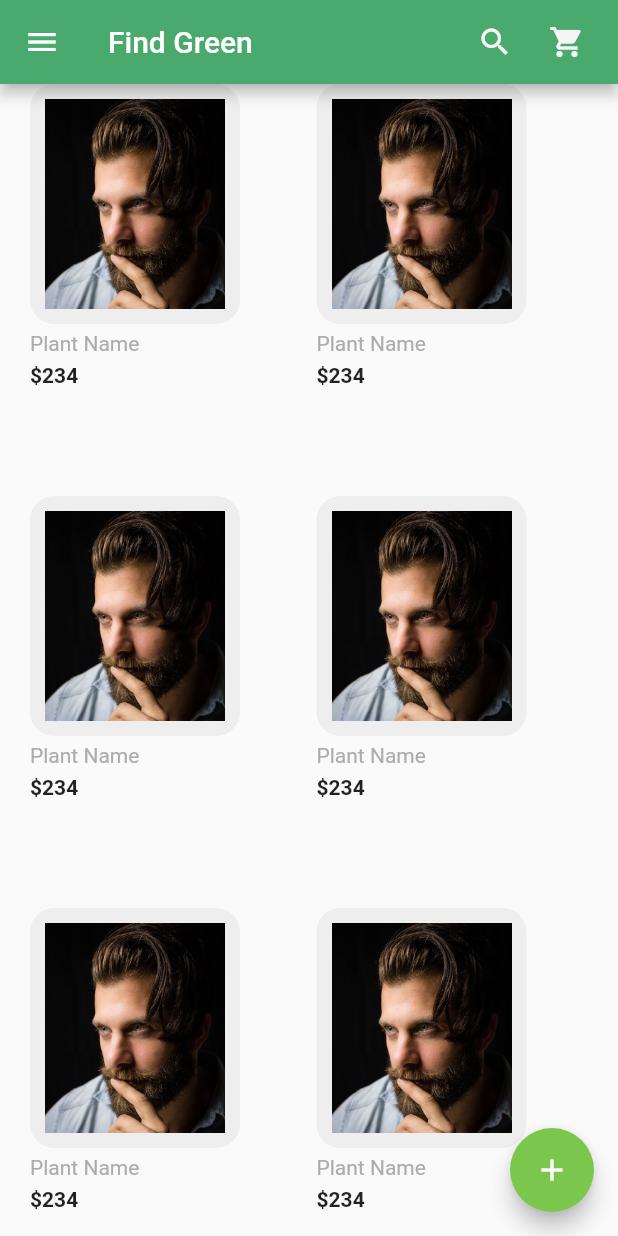
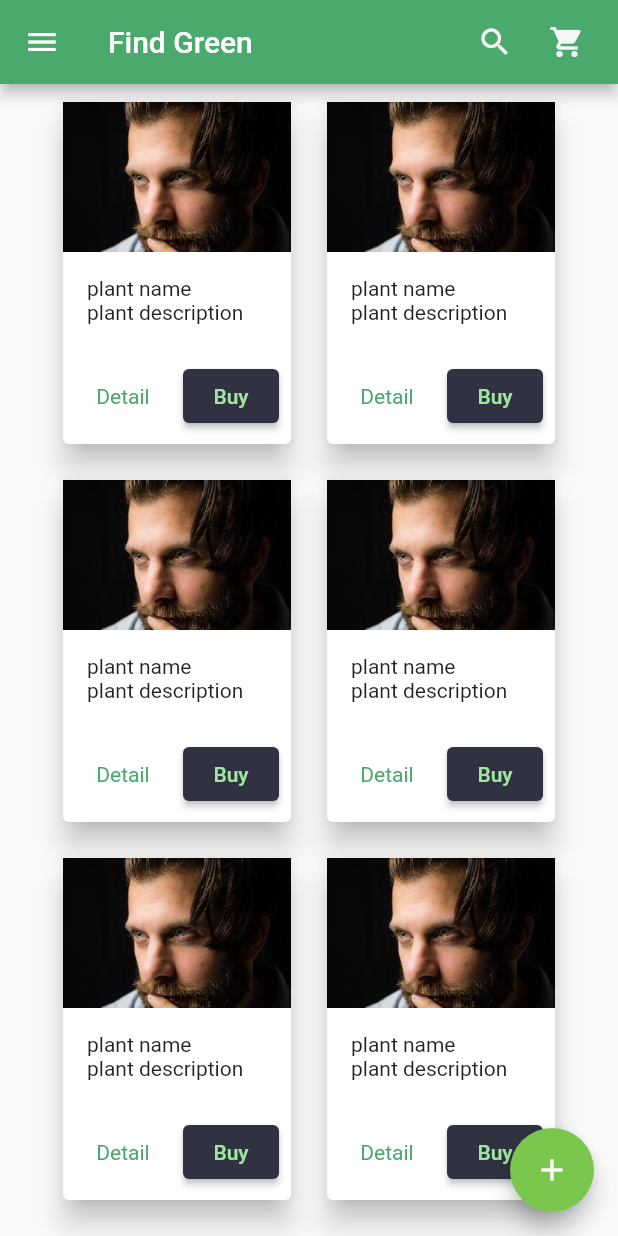
Before and after one commit to simreteabmekbib/flutter_app, a Flutter app: the screen it shows after launch, on a phone screen of 412 x 824 dp. Run offline on Flutter 3.47's test engine with Material 2 defaults, Android fonts, the phone set to English and light mode, and no system bars; our stand-ins replace google_fonts.

Commit message:
Rollback style

```diff
--- a/lib/dafaults/home.dart
+++ b/lib/dafaults/home.dart
@@ -10,30 +10,46 @@ class Home extends StatelessWidget {
   @override
   Widget build(BuildContext context) {
     return Scaffold(
-      body: Padding(
-        padding: EdgeInsets.fromLTRB(10, 0, 0, 0),
-        child: Container(
-          child: Padding(
-            padding: const EdgeInsets.symmetric(horizontal: 10),
-            child: GridView.builder(
-              itemCount: 10,
-              gridDelegate: SliverGridDelegateWithFixedCrossAxisCount(crossAxisCount: 2, childAspectRatio: 0.75, mainAxisSpacing: 20),
-              itemBuilder: (context, index) => buildCard(context, 'assets/images/profile.jpg'),
+      // body: Padding(
+      //   padding: EdgeInsets.fromLTRB(10, 0, 0, 0),
+      //   child: Container(
+      //     child: Padding(
+      //       padding: const EdgeInsets.symmetric(horizontal: 10),
+      //       child: GridView.builder(
+      //         itemCount: 10,
+      //         gridDelegate: SliverGridDelegateWithFixedCrossAxisCount(crossAxisCount: 2, childAspectRatio: 0.75, mainAxisSpacing: 20),
+      //         itemBuilder: (context, index) => buildCard(context, 'assets/images/profile.jpg'),
+      //       ),
+      //     ),
+      //   ),
+      // ),
+      body: SingleChildScrollView(
+        child: Column(
+          children: [
+            Row(
+              mainAxisAlignment: MainAxisAlignment.center,
+              children: [
+                buildCard(context, 'assets/images/profile.jpg'),
+                buildCard(context, 'assets/images/profile.jpg'),
+              ],
             ),
-          ),
+            Row(
+              mainAxisAlignment: MainAxisAlignment.center,
+              children: [
+                buildCard(context, 'assets/images/profile.jpg'),
+                buildCard(context, 'assets/images/profile.jpg'),
+              ],
+            ),
+            Row(
+              mainAxisAlignment: MainAxisAlignment.center,
+              children: [
+                buildCard(context, 'assets/images/profile.jpg'),
+                buildCard(context, 'assets/images/profile.jpg'),
+              ],
+            ),
+          ],
         ),
       ),
-      // body: Column(
-      //   children: [
-      //     Row(
-      //       mainAxisAlignment: MainAxisAlignment.center,
-      //       children: [
-      //         buildCard(context, 'assets/images/profile.jpg'),
-      //         buildCard(context, 'assets/images/profile.jpg'),
-      //       ],
-      //     ),
-      //   ],
-      // ),
       floatingActionButton: FloatingActionButton(
         backgroundColor: Color(0xFF7BC74D),
         onPressed: () {
--- a/lib/dafaults/plantCard.dart
+++ b/lib/dafaults/plantCard.dart
@@ -2,90 +2,60 @@ import 'package:blue_moon_flatter/dafaults/detail.dart';
 import 'package:flutter/cupertino.dart';
 import 'package:flutter/material.dart';
 
-Widget buildCard(BuildContext context, imgPath){
-  return Column(
-        crossAxisAlignment: CrossAxisAlignment.start,
-        children: <Widget>[
-          SizedBox(
-            child: Container(
-              padding: EdgeInsets.all(10),
-              height: 160,
-              width: 140,
-              decoration: BoxDecoration(
-                color: Colors.grey[200],
-                borderRadius: BorderRadius.circular(16),
-              ),
-              child: Hero(
-                tag: "\$234",
-                child: Image(image: AssetImage(imgPath),
-                fit: BoxFit.cover,),
+Widget buildCard(BuildContext context, imgPath) {
+  return Center(
+    child: Padding(
+      padding: const EdgeInsets.all(8),
+      child:  Card(
+        elevation: 8,
+        child: Column(
+          mainAxisSize: MainAxisSize.min,
+          crossAxisAlignment: CrossAxisAlignment.start,
+          children: [
+            Stack(
+              alignment: Alignment.bottomLeft,
+              children: [
+                Ink.image(image:
+                AssetImage(imgPath),
+                height: 100,
+                width: 152,
+                fit: BoxFit.fitWidth,),
+              ],
+            ),
+            Padding(
+              padding: EdgeInsets.all(16),
+              child: Column(
+                crossAxisAlignment: CrossAxisAlignment.start,
+                children: <Widget>[
+                  Text('plant name'),
+                  Text('plant description'),
+                ],
               ),
             ),
-          ),
-          Padding(
-            padding: const EdgeInsets.symmetric(vertical: 20 / 4),
-            child: Text(
-              'Plant Name',
-              style: TextStyle(color: Color(0xFFACACAC)),
+            ButtonBar(children: <Widget>[
+              TextButton(
+                child: Text('Detail',
+                  style: TextStyle(color: Color(0xff4AA96C), fontWeight: FontWeight.w400)),
+                onPressed: () {
+                  // To do
+                  Navigator.push(
+                    context,
+                    MaterialPageRoute(builder: (context) => Detail()),
+                  );
+                },
             ),
-          ),
-          Text(
-            "\$234",
-            style: TextStyle(fontWeight: FontWeight.bold),
-          )
-        ],
-      );
+            ElevatedButton(
+              style: ElevatedButton.styleFrom(
+                primary: Color(0xff303242),
+              ),
+              child: Text('Buy',
+              style: TextStyle(color: Color(0xff9FE6A0)),),
+              onPressed: () {
+                // To do
+              },
+            ),
+          ],),
+          ],),),
+    ),
+  );
 }
-
-// Widget buildCard(BuildContext context, my) {
-//   return Center(
-//     child: Padding(
-//       padding: const EdgeInsets.all(10),
-//       child:  Card(
-//         child: Column(
-//           mainAxisSize: MainAxisSize.min,
-//           crossAxisAlignment: CrossAxisAlignment.start,
-//           children: [
-//             Stack(
-//               alignment: Alignment.bottomLeft,
-//               children: [
-//                 Ink.image(image:
-//                 AssetImage(my),
-//                 height: 100,
-//                 fit: BoxFit.fitWidth,),
-//               ],
-//             ),
-//             Padding(padding: EdgeInsets.all(16),
-//             child: Column(
-//               crossAxisAlignment: CrossAxisAlignment.start,
-//               children: <Widget>[
-//                 Text(
-//                   'here plant',
-//                   style: TextStyle(color: Colors.black54),
-//                 ),
-//                 Text('plant name'),
-//                 Text('plant description'),
-//               ],),
-//             ),
-//             ButtonBar(children: <Widget>[
-//             TextButton(
-//               child: Text('Detail'),
-//               onPressed: () {
-//                 // To do
-//                 Navigator.push(
-//                   context,
-//                   MaterialPageRoute(builder: (context) => Detail()),
-//                 );
-//               },
-//             ),
-//             ElevatedButton(
-//               child: Text('Buy'),
-//               onPressed: () {
-//                 // To do
-//               },
-//             ),
-//           ],),
-//           ],),),
-//     ),
-//   );
-// }
```
